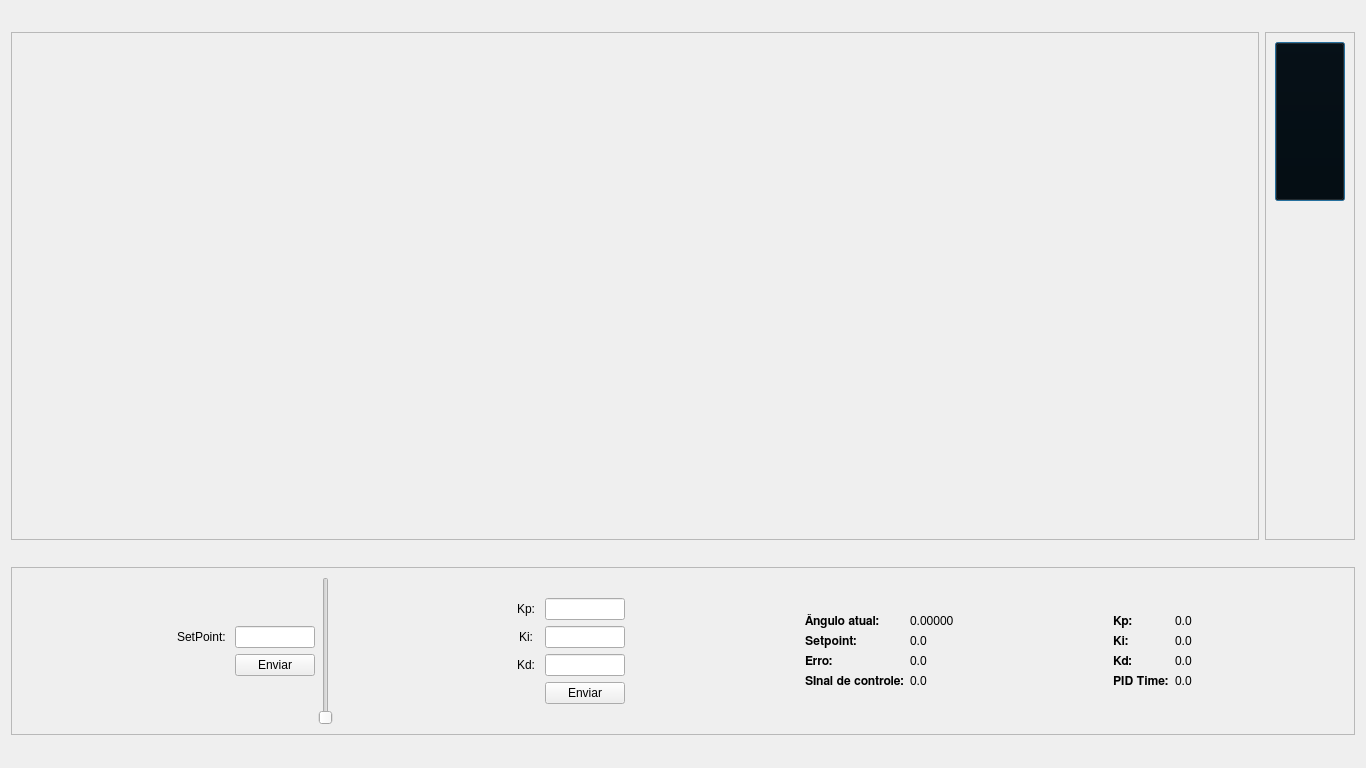
mateusmenezes95/aeropendulum, file rqt_gui_aeropendulum/resource/MyPlugin.ui: the form before one commit.
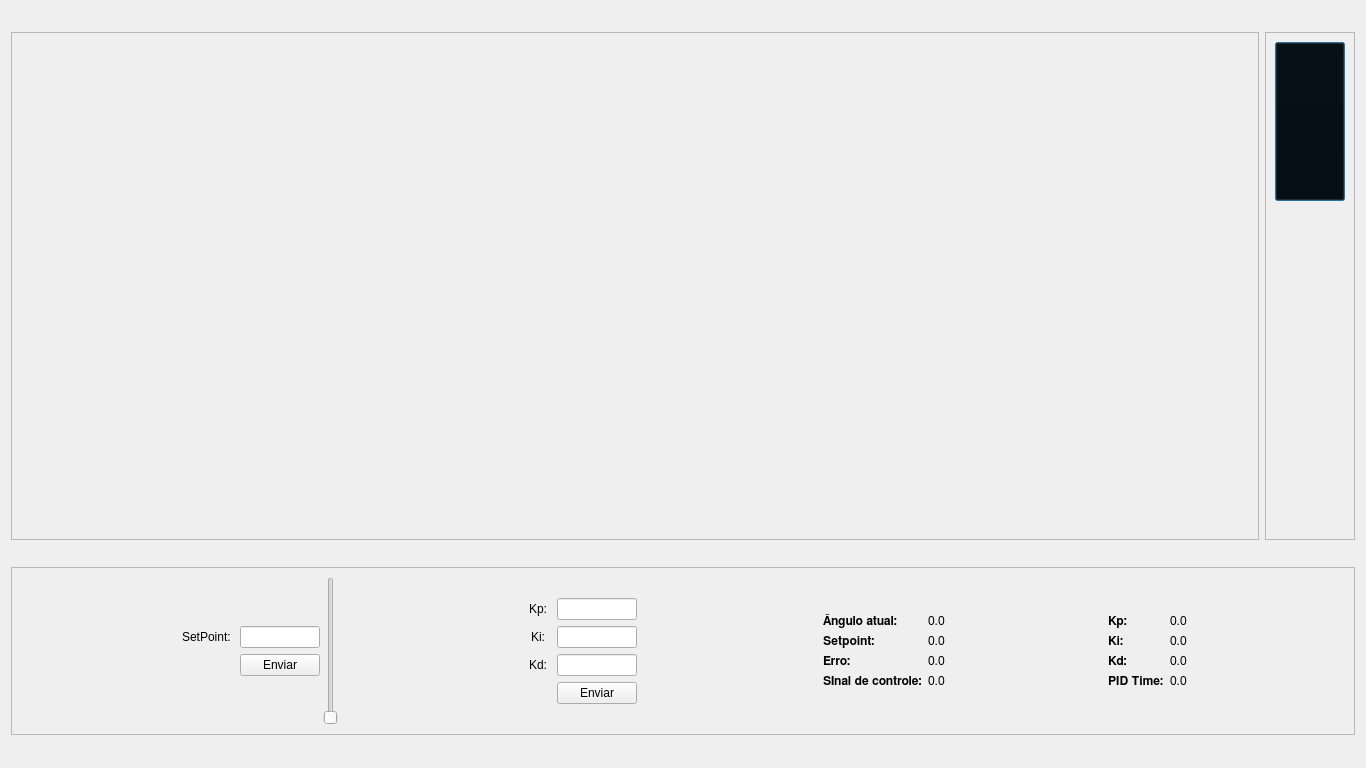
The form after the commit. Icons and pictures are not drawn.

Commit message: Add get pid service client

```diff
--- a/rqt_gui_aeropendulum/resource/MyPlugin.ui
+++ b/rqt_gui_aeropendulum/resource/MyPlugin.ui
@@ -411,7 +411,7 @@
         <item row="0" column="1">
          <widget class="QLabel" name="actualAngleLabel">
           <property name="text">
-           <string>0.00000</string>
+           <string>0.0</string>
           </property>
          </widget>
         </item>
```
The commit also changes 1 other file.
